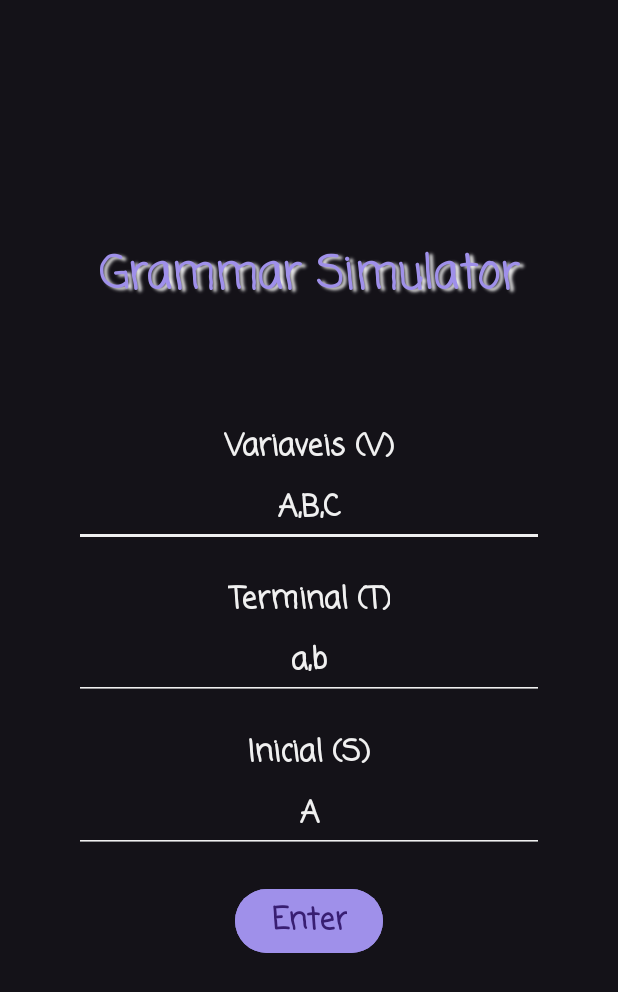
After one commit to matheusmen1/AutomatonSimulator, an Android app: the layout fragment_grammar.xml on its own in the app's theme, with its tools: preview values and no code run, on a phone screen of 412 x 824 dp. The commit adds this screen. Shown: the top 992 px of the screen. Run offline under Robolectric (Android 15) with nearby library versions, the phone set to English and light mode, and no system bars.

Commit message:
começando a gramática regular

```diff
--- /dev/null
+++ b/app/src/main/res/layout/fragment_grammar.xml
@@ -0,0 +1,151 @@
+<?xml version="1.0" encoding="utf-8"?>
+<LinearLayout xmlns:android="http://schemas.android.com/apk/res/android"
+    xmlns:tools="http://schemas.android.com/tools"
+    android:layout_width="match_parent"
+    android:layout_height="match_parent"
+    android:gravity="center"
+    android:orientation="vertical"
+    tools:context=".GrammarFragment">
+
+    <TextView
+        android:id="@+id/tvGrammar"
+        android:layout_width="match_parent"
+        android:layout_height="78dp"
+        android:layout_marginBottom="60dp"
+        android:fontFamily="casual"
+        android:gravity="center"
+        android:shadowColor="#F0F0F0"
+        android:shadowDx="4"
+        android:shadowDy="2"
+        android:shadowRadius="2"
+        android:text="Grammar Simulator"
+        android:textColor="#9f90ea"
+        android:textSize="30sp"
+        android:textStyle="bold" />
+
+    <LinearLayout
+        android:layout_width="match_parent"
+        android:layout_height="wrap_content"
+        android:layout_marginBottom="20dp"
+        android:gravity="center"
+        android:orientation="vertical">
+
+        <TextView
+            android:id="@+id/textView12"
+            android:layout_width="wrap_content"
+            android:layout_height="wrap_content"
+            android:layout_marginLeft="20dp"
+            android:layout_marginRight="20dp"
+            android:fontFamily="casual"
+            android:text="Variaveis (V)"
+            android:textAlignment="center"
+            android:textColor="#F0F0F0"
+            android:textSize="20sp"
+            android:textStyle="bold" />
+
+        <EditText
+            android:id="@+id/etVariaveis"
+            android:layout_width="wrap_content"
+            android:layout_height="wrap_content"
+            android:backgroundTint="#F0F0F0"
+            android:digits="abcdefghijklmnopqrstuvwxyzABCDEFGHIJKLMNOPQRSTUVWXYZ0123456789*+|().ε"
+            android:ems="10"
+            android:fontFamily="casual"
+            android:gravity="center"
+            android:inputType="text"
+            android:text="A,B,C"
+            android:textAlignment="center"
+            android:textColor="#F0F0F0"
+            android:textSize="20sp"
+            android:textStyle="bold" />
+
+    </LinearLayout>
+
+    <LinearLayout
+        android:layout_width="match_parent"
+        android:layout_height="wrap_content"
+        android:layout_marginBottom="20dp"
+        android:gravity="center"
+        android:orientation="vertical">
+
+        <TextView
+            android:id="@+id/textView12"
+            android:layout_width="wrap_content"
+            android:layout_height="wrap_content"
+            android:layout_marginLeft="20dp"
+            android:layout_marginRight="20dp"
+            android:fontFamily="casual"
+            android:text="Terminal (T)"
+            android:textAlignment="center"
+            android:textColor="#F0F0F0"
+            android:textSize="20sp"
+            android:textStyle="bold" />
+
+        <EditText
+            android:id="@+id/etTerminais"
+            android:layout_width="wrap_content"
+            android:layout_height="wrap_content"
+            android:backgroundTint="#F0F0F0"
+            android:digits="abcdefghijklmnopqrstuvwxyzABCDEFGHIJKLMNOPQRSTUVWXYZ0123456789*+|().ε"
+            android:ems="10"
+            android:fontFamily="casual"
+            android:gravity="center"
+            android:inputType="text"
+            android:text="a,b"
+            android:textAlignment="center"
+            android:textColor="#F0F0F0"
+            android:textSize="20sp"
+            android:textStyle="bold" />
+
+    </LinearLayout>
+
+    <LinearLayout
+        android:layout_width="match_parent"
+        android:layout_height="wrap_content"
+        android:layout_marginBottom="20dp"
+        android:gravity="center"
+        android:orientation="vertical">
+
+        <TextView
+            android:id="@+id/textView12"
+            android:layout_width="wrap_content"
+            android:layout_height="wrap_content"
+            android:layout_marginLeft="20dp"
+            android:layout_marginRight="20dp"
+            android:fontFamily="casual"
+            android:text="Inicial (S)"
+            android:textAlignment="center"
+            android:textColor="#F0F0F0"
+            android:textSize="20sp"
+            android:textStyle="bold" />
+
+        <EditText
+            android:id="@+id/etInicial"
+            android:layout_width="wrap_content"
+            android:layout_height="wrap_content"
+            android:backgroundTint="#F0F0F0"
+            android:digits="abcdefghijklmnopqrstuvwxyzABCDEFGHIJKLMNOPQRSTUVWXYZ0123456789*+|().ε"
+            android:ems="10"
+            android:fontFamily="casual"
+            android:gravity="center"
+            android:inputType="text"
+            android:text="A"
+            android:textAlignment="center"
+            android:textColor="#F0F0F0"
+            android:textSize="20sp"
+            android:textStyle="bold" />
+
+    </LinearLayout>
+
+    <Button
+        android:id="@+id/btConfirmar"
+        android:layout_width="wrap_content"
+        android:layout_height="wrap_content"
+        android:layout_marginBottom="40dp"
+        android:backgroundTint="#9f90ea"
+        android:fontFamily="casual"
+        android:text="Enter"
+        android:textSize="20sp"
+        android:textStyle="bold" />
+
+</LinearLayout>
```
Also changed, not shown: app/src/main/java/com/example/automatonsimulator/GrammarFragment.java (added, +93 -0 lines), app/src/main/java/com/example/automatonsimulator/GrammarTransitionFragment.java (added, +64 -0 lines), app/src/main/java/com/example/automatonsimulator/MainActivity.java (+13 -2 lines), app/src/main/res/layout/fragment_grammar_transition.xml (added, +83 -0 lines).
